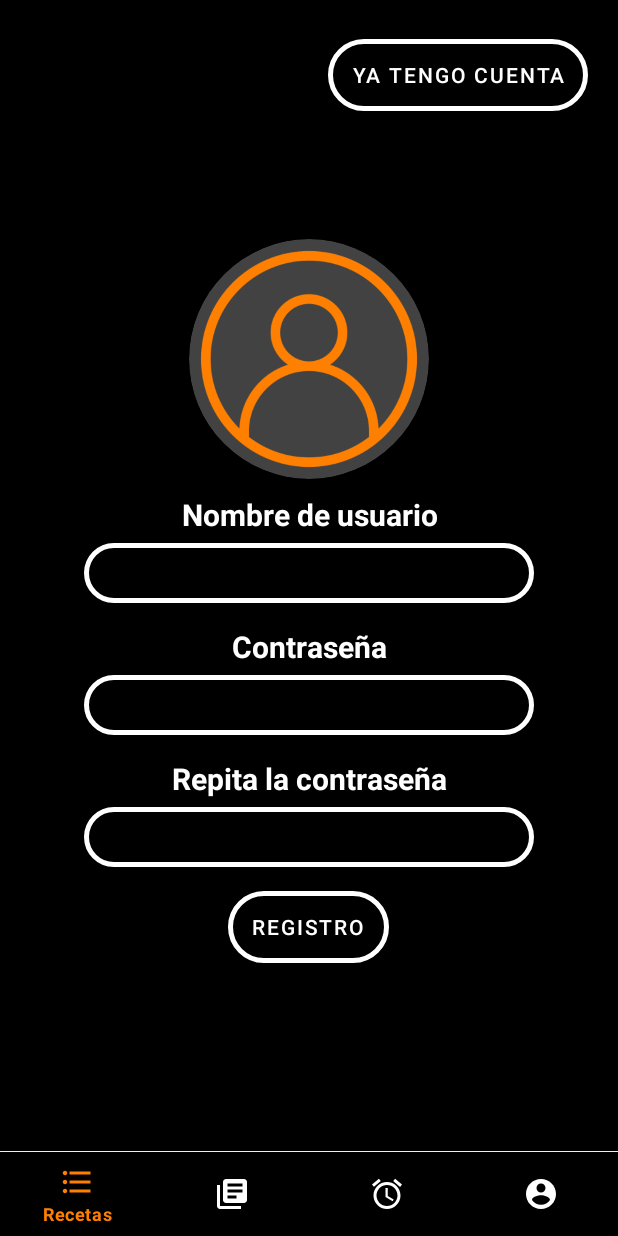
After one commit to antoniocuadros/EasyMeal, an Android app: the FragmentoRegister screen opened through its navigation route, on a phone screen of 412 x 824 dp. The commit adds this screen. Run offline under Robolectric (Android 15) with nearby library versions, the phone set to English and light mode, and no system bars; our stand-ins replace Room's generated code, navigation-ui.

Commit message:
Closes #18, register añadido

```diff
--- a/src/app/src/main/java/com/acl/easymeal/MainActivity.kt
+++ b/src/app/src/main/java/com/acl/easymeal/MainActivity.kt
@@ -4,6 +4,9 @@ import androidx.appcompat.app.AppCompatActivity
 import android.os.Bundle
 import androidx.navigation.findNavController
 import androidx.navigation.ui.setupWithNavController
+import com.acl.easymeal.fragmentos.FragmentoRegisterDirections
+import com.acl.easymeal.fragmentos.Fragmentoperfil
+import com.acl.easymeal.fragmentos.FragmentoperfilDirections
 import com.google.android.material.bottomnavigation.BottomNavigationView
 
 class MainActivity : AppCompatActivity() {
@@ -19,4 +22,12 @@ class MainActivity : AppCompatActivity() {
         val controlador_navegacion = findNavController(R.id.fragment2)
         menu_inferior.setupWithNavController(controlador_navegacion)
     }
+
+    public fun onRegisterSelected(){
+        findNavController(R.id.fragment2).navigate(FragmentoperfilDirections.actionPerfilMenuItemToFragmentoRegister())
+    }
+
+    public fun fromRegisterToLogin(){
+        findNavController(R.id.fragment2).navigate(FragmentoRegisterDirections.actionFragmentoRegisterToPerfilMenuItem())
+    }
 }
--- a/src/app/src/main/java/com/acl/easymeal/adapters/CategoriaAdapter.kt
+++ b/src/app/src/main/java/com/acl/easymeal/adapters/CategoriaAdapter.kt
@@ -6,7 +6,6 @@ import android.view.ViewGroup
 import android.widget.BaseAdapter
 import android.widget.ImageView
 import android.widget.TextView
-import com.acl.easymeal.ConversorImagen
 import com.acl.easymeal.R
 import com.acl.easymeal.modelo.Categoria
 
--- a/src/app/src/main/java/com/acl/easymeal/fragmentos/FragmentoLogin.kt
+++ /dev/null
@@ -1,24 +0,0 @@
-package com.acl.easymeal.fragmentos
-
-import android.os.Bundle
-import androidx.fragment.app.Fragment
-import android.view.LayoutInflater
-import android.view.View
-import android.view.ViewGroup
-import com.acl.easymeal.R
-
-
-class FragmentoLogin : Fragment() {
-
-    override fun onCreate(savedInstanceState: Bundle?) {
-        super.onCreate(savedInstanceState)
-
-    }
-
-    override fun onCreateView(inflater: LayoutInflater, container: ViewGroup?,savedInstanceState: Bundle?): View? {
-        // Inflate the layout for this fragment
-        return inflater.inflate(R.layout.fragmento_login, container, false)
-    }
-
-
-}
--- /dev/null
+++ b/src/app/src/main/java/com/acl/easymeal/fragmentos/FragmentoRegister.kt
@@ -0,0 +1,157 @@
+package com.acl.easymeal.fragmentos
+
+import android.app.Activity
+import android.content.ContentResolver
+import android.content.Intent
+import android.graphics.Bitmap
+import android.graphics.drawable.BitmapDrawable
+import android.graphics.drawable.Drawable
+import android.net.Uri
+import android.os.Bundle
+import android.provider.MediaStore
+import androidx.fragment.app.Fragment
+import android.view.LayoutInflater
+import android.view.View
+import android.view.ViewGroup
+import android.widget.EditText
+import android.widget.ImageView
+import android.widget.TextView
+import android.widget.Toast
+import androidx.cardview.widget.CardView
+import com.acl.easymeal.MainActivity
+import com.acl.easymeal.R
+import com.acl.easymeal.modelo.Usuario
+import com.acl.easymeal.modelo.obtenerBaseDatos
+import com.google.android.material.button.MaterialButton
+
+
+@Suppress("DEPRECATION")
+class FragmentoRegister : Fragment() {
+    private lateinit var boton_redirect_login:MaterialButton
+    private lateinit var input_usuario_register:EditText
+    private lateinit var input_contraseña_register:EditText
+    private lateinit var input_contraseña_register_repeat:EditText
+    private lateinit var boton_register_register:MaterialButton
+    private lateinit var error_register:TextView
+    private lateinit var boton_seleccion_imagen: CardView
+    private var imagen_seleccionada: Uri? = null
+    private lateinit var imagen_usuario_register:ImageView
+
+
+    override fun onCreate(savedInstanceState: Bundle?) {
+        super.onCreate(savedInstanceState)
+
+    }
+
+    override fun onCreateView(inflater: LayoutInflater, container: ViewGroup?,savedInstanceState: Bundle?): View? {
+        // Inflate the layout for this fragment
+        val view =  inflater.inflate(R.layout.fragmento_register, container, false)
+
+        vinculaVistasVariables(view)
+        estableceComportamientoBotonTengoCuenta()
+        estableceComportamientoBotonRegister()
+        definirComportamientoBotonseleccionarImagen()
+
+        return view
+    }
+
+    /*
+        En este método obtenemos la imagen seleccionada por el usuario y la almacenamos en un atributo
+        de la clase.
+     */
+    override fun onActivityResult(requestCode: Int, resultCode: Int, data: Intent?) {
+        super.onActivityResult(requestCode, resultCode, data)
+
+        if(requestCode == 100 && resultCode == Activity.RESULT_OK){
+            imagen_seleccionada = data!!.data!!
+            imagen_usuario_register.setImageURI(imagen_seleccionada)
+            imagen_usuario_register.visibility = View.VISIBLE
+
+        }
+    }
+
+    /*
+        Este método se encarga de gestionar el comportamiento del botón de seleccionar imagen,
+        creará un intent para abrir la galería.
+     */
+    private fun definirComportamientoBotonseleccionarImagen(){
+        boton_seleccion_imagen.setOnClickListener {
+            var lanzador_seleccion = Intent(Intent.ACTION_PICK)
+            lanzador_seleccion.type = "image/*"
+            startActivityForResult(lanzador_seleccion, 100)
+        }
+    }
+
+    /*
+        Este método define el comportamiento del botón de register. Comprueba los campos para ver si
+        son correctos, en caso contrario muestra errores relacionados y en caso de que sean correctos
+        crea un nuevo usuario, lo añade a la base de datos y redirige a la pestaña de login.
+     */
+    private fun estableceComportamientoBotonRegister(){
+        boton_register_register.setOnClickListener {
+            var input_user = input_usuario_register.text.toString()
+            var input_contraseña = input_contraseña_register.text.toString()
+            var input_contraseña_repetida = input_contraseña_register_repeat.text.toString()
+
+            if(input_user == "" || input_contraseña == "" || input_contraseña_repetida == "" ){ //Hay algún campo vacío
+                error_register.text = "Por favor rellene todos los campos"
+                error_register.visibility = View.VISIBLE
+            }
+            else{ //Están todos los campos rellenos
+                var db = obtenerBaseDatos(requireContext())
+                var db_user = db.usuarioDao.obtenerPorNombre(input_user)
+
+                if(!db_user.isEmpty()){ //Ya hay un usuario con dicho username
+                    error_register.text = "Nombre de usuario en uso"
+                    error_register.visibility = View.VISIBLE
+                }
+                else{ //Comprobamos que ambas contraseñas intrucidas coincidan
+                    if(input_contraseña != input_contraseña_repetida){ //No son iguales
+                        error_register.text = "Ambas contraseñas deben coincidir"
+                        error_register.visibility = View.VISIBLE
+                    }
+                    else{
+                        var imagen:Bitmap
+                        if(imagen_seleccionada != null){ //Si selecciona una imagen la ponemos
+                            imagen = MediaStore.Images.Media.getBitmap(context?.contentResolver, imagen_seleccionada)
+                        }
+                        else{ //Si no, una por defecto
+                            val drawable: Drawable? = context?.getDrawable(R.drawable.user)
+
+                            imagen = (drawable as BitmapDrawable).bitmap
+                        }
+                        db.usuarioDao.insertaUna(Usuario(input_user, input_contraseña, imagen))
+                    }
+
+                }
+
+            }
+        }
+
+    }
+
+    /*
+        Este método se encarga de redirigir al usuario a la pestaña de login cuando el
+        usuario seleccione que ya tiene cuenta.
+     */
+    private fun estableceComportamientoBotonTengoCuenta(){
+        boton_redirect_login.setOnClickListener {
+            (activity as MainActivity).fromRegisterToLogin()
+        }
+    }
+
+    /*
+        Este método se encarga de vincular cada atributo de la clase con su correspondiente
+        elemento del layout.
+     */
+    private fun vinculaVistasVariables(view:View){
+        boton_redirect_login = view.findViewById(R.id.boton_redirect_login)
+        input_usuario_register = view.findViewById(R.id.input_usuario_register)
+        input_contraseña_register = view.findViewById(R.id.input_contraseña_register)
+        input_contraseña_register_repeat = view.findViewById(R.id.input_contraseña_register_repeat)
+        boton_register_register = view.findViewById(R.id.boton_register_register)
+        error_register = view.findViewById(R.id.error_register)
+        boton_seleccion_imagen = view.findViewById(R.id.boton_seleccion_imagen)
+        imagen_usuario_register = view.findViewById(R.id.imagen_usuario_register)
+    }
+}
--- a/src/app/src/main/java/com/acl/easymeal/fragmentos/Fragmentoperfil.kt
+++ b/src/app/src/main/java/com/acl/easymeal/fragmentos/Fragmentoperfil.kt
@@ -12,6 +12,7 @@ import android.view.ViewGroup
 import android.widget.*
 import androidx.cardview.widget.CardView
 import androidx.viewpager2.widget.ViewPager2
+import com.acl.easymeal.MainActivity
 import com.acl.easymeal.R
 import com.acl.easymeal.modelo.Usuario
 import com.acl.easymeal.modelo.obtenerBaseDatos
@@ -96,6 +97,12 @@ class Fragmentoperfil : Fragment() {
         }
     }
 
+    private fun defineComportamientoRegister(){
+        boton_registrar.setOnClickListener {
+            (activity as MainActivity).onRegisterSelected()
+        }
+    }
+
     /*
         Este método define el comportamiento del botón de cerrar sesión. Elimina el contenido de
         sharedPreferences y muestra de nuevo el login.
@@ -115,6 +122,13 @@ class Fragmentoperfil : Fragment() {
         }
     }
 
+
+    private fun muestraContenidosUsuario(){
+        var usuario_logueado = obtenerUsuarioLogueado()
+        nombre_usuario.text = usuario_logueado[0].username
+        imagen_usuario.setImageBitmap(usuario_logueado[0].imagen)
+    }
+
     /*
         Este método se encarga de dejar de mostrar el login ya que cuando se llama a este método
         un usuario está ya logueado y muestra el perfil de un determinado usuario
@@ -126,10 +140,14 @@ class Fragmentoperfil : Fragment() {
             perfil.visibility = View.VISIBLE
             //Añade funcionamiento botón logout
             defineComportamientoCerrarSesión()
+
+            //Mostramos la pestaña del usuario
+            muestraContenidosUsuario()
         }
         else{
             login.visibility = View.VISIBLE
             perfil.visibility = View.GONE
+            defineComportamientoRegister()
         }
 
     }
--- a/src/app/src/main/java/com/acl/easymeal/modelo/DataBaseRecetas.kt
+++ b/src/app/src/main/java/com/acl/easymeal/modelo/DataBaseRecetas.kt
@@ -1,13 +1,9 @@
 package com.acl.easymeal.modelo
 
 import android.content.Context
-import android.content.res.Resources
 import android.graphics.Bitmap
 import android.graphics.drawable.BitmapDrawable
 import android.graphics.drawable.Drawable
-import android.widget.Toast
-import androidx.core.content.res.ResourcesCompat
-import androidx.core.graphics.drawable.toBitmap
 import androidx.room.Database
 import androidx.room.Room
 import androidx.room.RoomDatabase
--- a/src/app/src/main/res/layout/fragmento_login.xml
+++ /dev/null
@@ -1,16 +0,0 @@
-<?xml version="1.0" encoding="utf-8"?>
-<FrameLayout xmlns:android="http://schemas.android.com/apk/res/android"
-    xmlns:tools="http://schemas.android.com/tools"
-    android:layout_width="match_parent"
-    android:layout_height="match_parent"
-    tools:context=".fragmentos.FragmentoLogin"
-    android:background="@color/cardview_dark_background"
-    >
-
-    <!-- TODO: Update blank fragment layout -->
-    <TextView
-        android:layout_width="match_parent"
-        android:layout_height="match_parent"
-        android:text="Login" />
-
-</FrameLayout>
--- a/src/app/src/main/res/layout/fragmento_perfil.xml
+++ b/src/app/src/main/res/layout/fragmento_perfil.xml
@@ -11,7 +11,7 @@
     >
 <RelativeLayout
     android:id="@+id/login"
-    android:visibility="visible"
+    android:visibility="gone"
     android:layout_width="match_parent"
     android:layout_height="match_parent"
     android:background="@color/black"
@@ -131,7 +131,7 @@
     android:layout_width="match_parent"
     android:id="@+id/perfil"
     android:layout_height="match_parent"
-    android:visibility="gone"
+    android:visibility="visible"
     >
 
     <com.google.android.material.button.MaterialButton
@@ -158,7 +158,7 @@
         >
         <androidx.cardview.widget.CardView
             android:id="@+id/carta_imagen"
-            android:layout_marginTop="50dp"
+            android:layout_marginTop="120dp"
             android:layout_width="160dp"
             android:layout_height="160dp"
             android:backgroundTint="@color/cardview_dark_background"
--- /dev/null
+++ b/src/app/src/main/res/layout/fragmento_register.xml
@@ -0,0 +1,173 @@
+<?xml version="1.0" encoding="utf-8"?>
+<LinearLayout xmlns:android="http://schemas.android.com/apk/res/android"
+    xmlns:tools="http://schemas.android.com/tools"
+    android:layout_width="match_parent"
+    android:layout_height="match_parent"
+    xmlns:app="http://schemas.android.com/apk/res-auto"
+    tools:context=".fragmentos.FragmentoRegister"
+    android:background="@color/black"
+    android:orientation="vertical">
+
+    <RelativeLayout
+        android:id="@+id/login"
+        android:visibility="visible"
+        android:layout_width="match_parent"
+        android:layout_height="match_parent"
+        android:background="@color/black"
+        >
+
+        <com.google.android.material.button.MaterialButton
+            android:layout_marginTop="20dp"
+            android:id="@+id/boton_redirect_login"
+            android:layout_width="wrap_content"
+            android:layout_height="60dp"
+            android:layout_alignParentEnd="true"
+            android:layout_marginEnd="20dp"
+            android:backgroundTint="@color/black"
+            android:gravity="center"
+            android:text="Ya tengo cuenta"
+            app:cornerRadius="30dp"
+            app:strokeColor="@color/white"
+            app:strokeWidth="3dp" />
+
+        <LinearLayout
+            android:layout_width="wrap_content"
+            android:layout_height="500dp"
+            android:layout_alignParentStart="true"
+            android:layout_alignParentTop="true"
+            android:layout_alignParentEnd="true"
+            android:layout_alignParentBottom="true"
+            android:layout_marginTop="80dp"
+            android:layout_marginBottom="50dp"
+            android:background="@color/black"
+            android:gravity="center"
+            android:orientation="vertical">
+
+            <androidx.cardview.widget.CardView
+                android:id="@+id/boton_seleccion_imagen"
+                android:layout_marginTop="10dp"
+                android:layout_width="160dp"
+                android:layout_height="160dp"
+                android:backgroundTint="@color/cardview_dark_background"
+                android:foregroundGravity="center"
+                app:cardCornerRadius="600dp"
+                android:layout_marginBottom="10dp"
+                >
+
+                <ImageView
+                    android:id="@+id/imagen_usuario_register"
+                    android:layout_width="160dp"
+                    android:layout_height="160dp"
+                    android:layout_centerHorizontal="true"
+                    android:layout_gravity="center"
+                    android:layout_margin="10dp"
+                    android:scaleType="centerCrop"
+                    android:src="@drawable/user" />
+            </androidx.cardview.widget.CardView>
+            <TextView
+                android:layout_width="match_parent"
+                android:layout_height="wrap_content"
+                android:gravity="center"
+                android:text="Nombre de usuario"
+                android:textColor="@color/white"
+                android:textSize="20dp"
+                android:textStyle="bold"
+
+                />
+
+            <EditText
+                android:id="@+id/input_usuario_register"
+                android:layout_width="300dp"
+                android:layout_height="40dp"
+                android:layout_gravity="center"
+                android:layout_marginTop="5dp"
+                android:background="@drawable/inputdecorado"
+                android:gravity="center"
+                android:textColor="@color/white"
+                android:inputType="text"
+                />
+
+            <TextView
+                android:layout_width="match_parent"
+                android:layout_height="wrap_content"
+                android:layout_marginTop="15dp"
+                android:gravity="center"
+                android:text="Contraseña"
+                android:textColor="@color/white"
+                android:textSize="20dp"
+                android:textStyle="bold"
+
+                />
+
+            <EditText
+                android:id="@+id/input_contraseña_register"
+                android:layout_width="300dp"
+                android:layout_height="40dp"
+                android:layout_gravity="center"
+                android:layout_marginTop="5dp"
+                android:background="@drawable/inputdecorado"
+                android:gravity="center"
+                android:textColor="@color/white"
+                android:inputType="textPassword"
+                android:maxLines="1"
+                />
+
+            <TextView
+                android:layout_width="match_parent"
+                android:layout_height="wrap_content"
+                android:layout_marginTop="15dp"
+                android:gravity="center"
+                android:text="Repita la contraseña"
+                android:textColor="@color/white"
+                android:textSize="20dp"
+                android:textStyle="bold"
+
+                />
+
+            <EditText
+                android:id="@+id/input_contraseña_register_repeat"
+                android:layout_width="300dp"
+                android:layout_height="40dp"
+                android:layout_gravity="center"
+                android:layout_marginTop="5dp"
+                android:background="@drawable/inputdecorado"
+                android:gravity="center"
+                android:textColor="@color/white"
+                android:inputType="textPassword"
+                android:maxLines="1"
+                />
+            <TextView
+                android:visibility="gone"
+                android:id="@+id/error_register"
+                android:layout_width="match_parent"
+                android:layout_height="wrap_content"
+                android:gravity="center"
+                android:text="aaaaaaaaaaaaaaaaaaaaaaaaaaaaaaaaaaaaa"
+                android:layout_marginLeft="30dp"
+                android:layout_marginRight="30dp"
+                android:layout_marginTop="5dp"
+                android:layout_marginBottom="5dp"
+                android:textColor="@color/rojo"
+                android:textSize="15dp"
+                android:textStyle="bold"
+
+                />
+
+            <com.google.android.material.button.MaterialButton
+                android:id="@+id/boton_register_register"
+                android:layout_width="wrap_content"
+                android:layout_height="60dp"
+                android:layout_marginTop="10dp"
+                android:backgroundTint="@color/black"
+                android:gravity="center"
+                android:text="Registro"
+                app:cornerRadius="30dp"
+                app:strokeColor="@color/white"
+                app:strokeWidth="3dp"
+                />
+        </LinearLayout>
+
+
+    </RelativeLayout>
+
+</LinearLayout>
--- a/src/app/src/main/res/navigation/navegacion.xml
+++ b/src/app/src/main/res/navigation/navegacion.xml
@@ -9,7 +9,11 @@
         android:id="@+id/perfil_menu_item"
         android:name="com.acl.easymeal.fragmentos.Fragmentoperfil"
         android:label="fragmentoperfil"
-        tools:layout="@layout/fragmento_perfil" />
+        tools:layout="@layout/fragmento_perfil" >
+        <action
+            android:id="@+id/action_perfil_menu_item_to_fragmentoRegister"
+            app:destination="@id/fragmentoRegister" />
+    </fragment>
     <fragment
         android:id="@+id/recetas_menu_item"
         android:name="com.acl.easymeal.fragmentos.FragmentoListaRecetas"
@@ -26,10 +30,14 @@
         android:label="fragmento_descripcion_receta"
         tools:layout="@layout/fragmento_descripcion_receta" />
     <fragment
-        android:id="@+id/fragmentoLogin"
-        android:name="com.acl.easymeal.fragmentos.FragmentoLogin"
-        android:label="fragmento_login"
-        tools:layout="@layout/fragmento_login" />
+        android:id="@+id/fragmentoRegister"
+        android:name="com.acl.easymeal.fragmentos.FragmentoRegister"
+        android:label="fragmento_register"
+        tools:layout="@layout/fragmento_register" >
+        <action
+            android:id="@+id/action_fragmentoRegister_to_perfil_menu_item"
+            app:destination="@id/perfil_menu_item" />
+    </fragment>
     <fragment
         android:id="@+id/duracion_menu_item"
         android:name="com.acl.easymeal.fragmentos.FragmentoDuracion"
```
